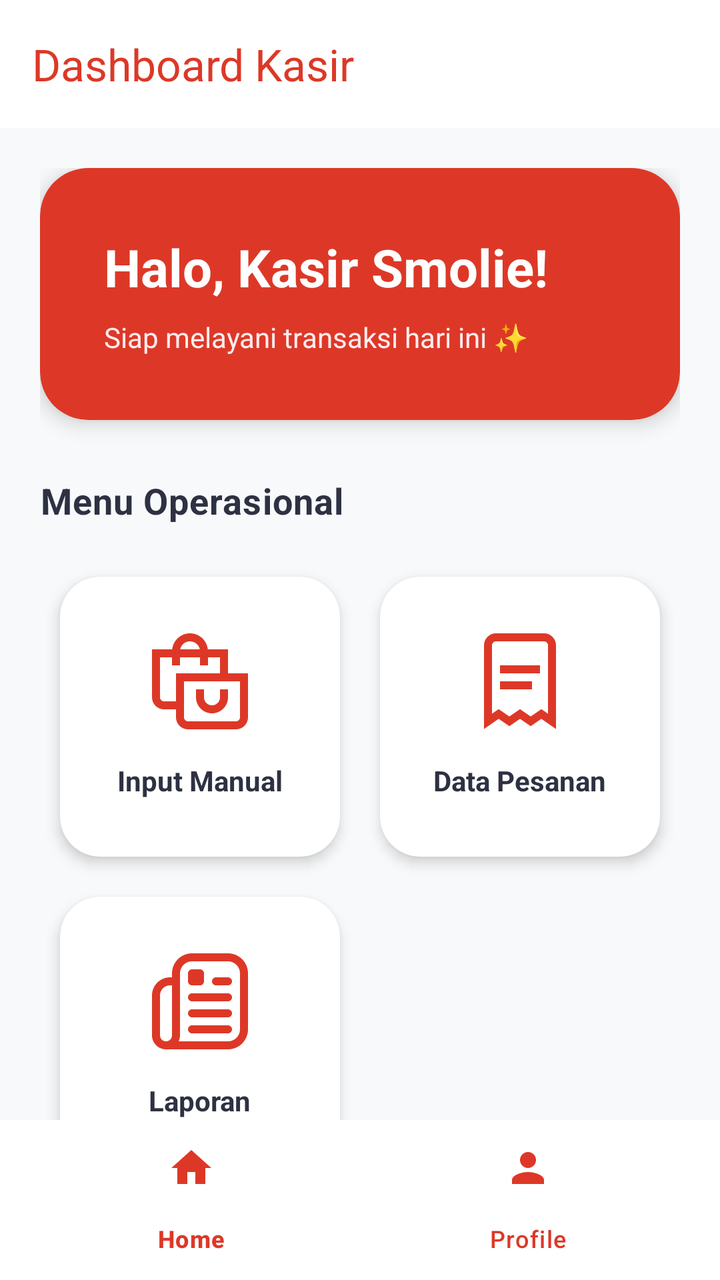
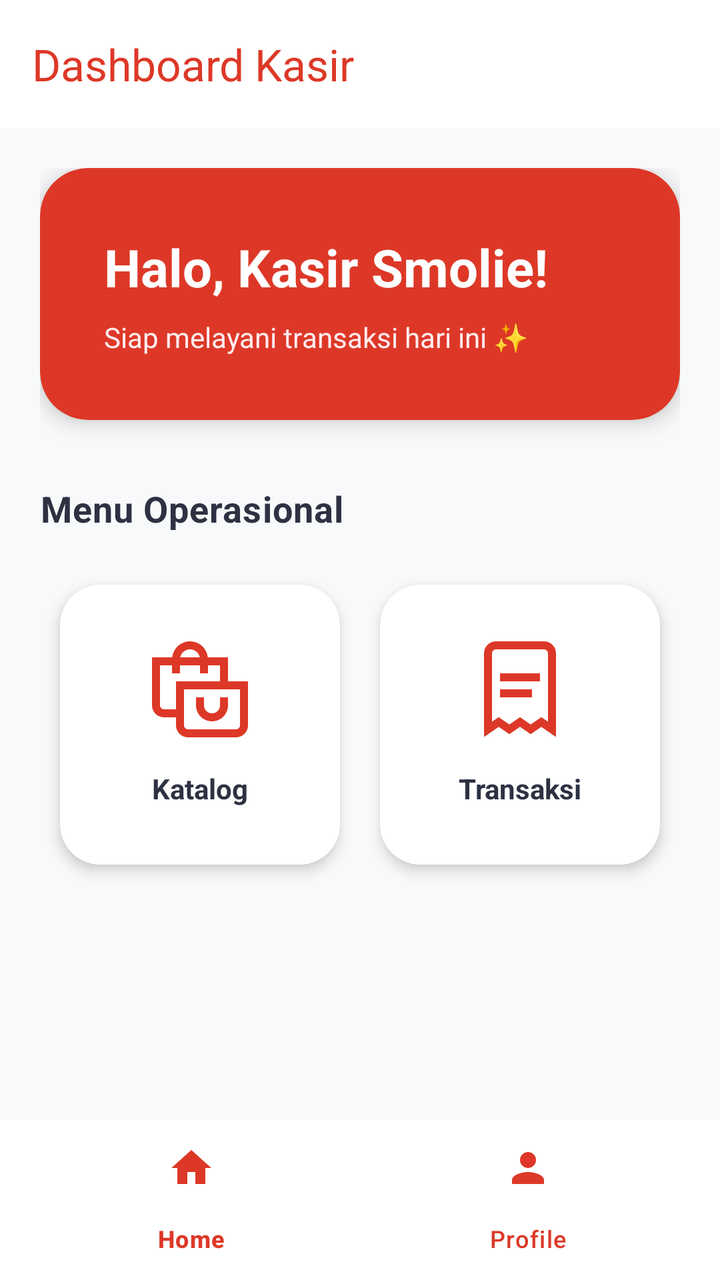

Compare the two renders of this Android layout. The source of the first and the diff that turns it into the second are given below.
<!-- AndroidManifest.xml: application theme Theme.SmolieGiftMobile -->
<!-- res/layout/activity_kasir_dashboard.xml -->
<?xml version="1.0" encoding="utf-8"?>
<androidx.constraintlayout.widget.ConstraintLayout xmlns:android="http://schemas.android.com/apk/res/android"
    xmlns:app="http://schemas.android.com/apk/res-auto"
    android:layout_width="match_parent"
    android:layout_height="match_parent"
    android:background="#F8F9FA">

    <androidx.appcompat.widget.Toolbar
        android:id="@+id/toolbarKasir"
        android:layout_width="match_parent"
        android:layout_height="?attr/actionBarSize"
        android:background="#FFFFFF"
        android:elevation="4dp"
        app:title="Dashboard Kasir"
        app:titleTextColor="#DD3827"
        app:layout_constraintTop_toTopOf="parent" />

    <FrameLayout
        android:id="@+id/contentFrameKasir"
        android:layout_width="match_parent"
        android:layout_height="0dp"
        app:layout_constraintTop_toBottomOf="@id/toolbarKasir"
        app:layout_constraintBottom_toTopOf="@id/bottomNavKasir">

        
        <ScrollView
            android:id="@+id/layoutHomeKasir"
            android:layout_width="match_parent"
            android:layout_height="match_parent"
            android:visibility="visible"
            android:scrollbars="none">

            <LinearLayout
                android:layout_width="match_parent"
                android:layout_height="wrap_content"
                android:orientation="vertical"
                android:padding="20dp">

                
                <com.google.android.material.card.MaterialCardView
                    android:layout_width="match_parent"
                    android:layout_height="wrap_content"
                    app:cardBackgroundColor="#DD3827"
                    app:cardCornerRadius="24dp"
                    app:cardElevation="6dp"
                    app:strokeWidth="0dp"
                    android:layout_marginBottom="28dp">
                    <LinearLayout
                        android:layout_width="match_parent"
                        android:layout_height="wrap_content"
                        android:orientation="vertical"
                        android:padding="32dp">
                        <TextView
                            android:layout_width="wrap_content"
                            android:layout_height="wrap_content"
                            android:text="Halo, Kasir Smolie!"
                            android:textColor="#FFFFFF"
                            android:textSize="26sp"
                            android:textStyle="bold"/>
                        <TextView
                            android:layout_width="wrap_content"
                            android:layout_height="wrap_content"
                            android:text="Siap melayani transaksi hari ini ✨"
                            android:textColor="#FFEBEE"
                            android:textSize="14sp"
                            android:layout_marginTop="8dp"/>
                    </LinearLayout>
                </com.google.android.material.card.MaterialCardView>

                <TextView
                    android:layout_width="wrap_content"
                    android:layout_height="wrap_content"
                    android:text="Menu Operasional"
                    android:textColor="#2D3142"
                    android:textStyle="bold"
                    android:textSize="18sp"
                    android:layout_marginBottom="16dp"
                    android:letterSpacing="0.02"/>

                <GridLayout
                    android:layout_width="match_parent"
                    android:layout_height="wrap_content"
                    android:columnCount="2"
                    android:alignmentMode="alignMargins"
                    android:columnOrderPreserved="false">

                    
                    <com.google.android.material.card.MaterialCardView
                        android:id="@+id/cvInputManual"
                        android:layout_width="0dp"
                        android:layout_height="wrap_content"
                        android:layout_columnWeight="1"
                        android:layout_margin="10dp"
                        app:cardCornerRadius="20dp"
                        app:cardElevation="4dp"
                        app:strokeWidth="0dp"
                        app:cardBackgroundColor="#FFFFFF">
                        <LinearLayout
                            android:layout_width="match_parent"
                            android:layout_height="140dp"
                            android:orientation="vertical"
                            android:gravity="center"
                            android:padding="16dp">
                            <ImageView
                                android:layout_width="48dp"
                                android:layout_height="48dp"
                                android:src="@drawable/bags_shopping"
                                app:tint="#DD3827"/>
                            <TextView android:layout_width="wrap_content" android:layout_height="wrap_content" android:text="Input Manual" android:textStyle="bold" android:textColor="#2D3142" android:layout_marginTop="16dp"/>
                        </LinearLayout>
                    </com.google.android.material.card.MaterialCardView>

                    
                    <com.google.android.material.card.MaterialCardView
                        android:id="@+id/cvDataTransaksi"
                        android:layout_width="0dp"
                        android:layout_height="wrap_content"
                        android:layout_columnWeight="1"
                        android:layout_margin="10dp"
                        app:cardCornerRadius="20dp"
                        app:cardElevation="4dp"
                        app:strokeWidth="0dp"
                        app:cardBackgroundColor="#FFFFFF">
                        <LinearLayout
                            android:layout_width="match_parent"
                            android:layout_height="140dp"
                            android:orientation="vertical"
                            android:gravity="center"
                            android:padding="16dp">
                            <ImageView
                                android:layout_width="48dp"
                                android:layout_height="48dp"
                                android:src="@drawable/receipt"
                                app:tint="#DD3827"/>
                            <TextView android:layout_width="wrap_content" android:layout_height="wrap_content" android:text="Data Pesanan" android:textStyle="bold" android:textColor="#2D3142" android:layout_marginTop="16dp"/>
                        </LinearLayout>
                    </com.google.android.material.card.MaterialCardView>

                    
                    <com.google.android.material.card.MaterialCardView
                        android:id="@+id/cvLaporanSelesai"
                        android:layout_width="0dp"
                        android:layout_height="wrap_content"
                        android:layout_columnWeight="1"
                        android:layout_margin="10dp"
                        app:cardCornerRadius="20dp"
                        app:cardElevation="4dp"
                        app:strokeWidth="0dp"
                        app:cardBackgroundColor="#FFFFFF">
                        <LinearLayout
                            android:layout_width="match_parent"
                            android:layout_height="140dp"
                            android:orientation="vertical"
                            android:gravity="center"
                            android:padding="16dp">
                            <ImageView
                                android:layout_width="48dp"
                                android:layout_height="48dp"
                                android:src="@drawable/newspaper"
                                app:tint="#DD3827"/>
                            <TextView android:layout_width="wrap_content" android:layout_height="wrap_content" android:text="Laporan" android:textStyle="bold" android:textColor="#2D3142" android:layout_marginTop="16dp"/>
                        </LinearLayout>
                    </com.google.android.material.card.MaterialCardView>

                    
                    <com.google.android.material.card.MaterialCardView
                        android:id="@+id/cvMenuProfilKasir"
                        android:layout_width="0dp"
                        android:layout_height="wrap_content"
                        android:layout_columnWeight="1"
                        android:layout_margin="10dp"
                        app:cardCornerRadius="20dp"
                        app:cardElevation="4dp"
                        app:strokeWidth="0dp"
                        app:cardBackgroundColor="#FFFFFF"/>

                </GridLayout>
            </LinearLayout>
        </ScrollView>

        
        <LinearLayout
            android:id="@+id/layoutProfileKasir"
            android:layout_width="match_parent"
            android:layout_height="match_parent"
            android:orientation="vertical"
            android:padding="24dp"
            android:gravity="center_horizontal"
            android:visibility="gone">

            <com.google.android.material.card.MaterialCardView
                android:layout_width="140dp"
                android:layout_height="140dp"
                app:cardCornerRadius="70dp"
                app:cardElevation="8dp"
                app:strokeColor="#DD3827"
                app:strokeWidth="3dp"
                android:layout_marginBottom="24dp"
                app:cardPreventCornerOverlap="false">
                <ImageView
                    android:id="@+id/ivKasirProfile"
                    android:layout_width="match_parent"
                    android:layout_height="match_parent"
                    android:src="@drawable/smolie"
                    android:scaleType="centerCrop"
                    android:contentDescription="Profile Image"/>
            </com.google.android.material.card.MaterialCardView>

            <TextView
                android:id="@+id/tvKasirProfileName"
                android:layout_width="wrap_content"
                android:layout_height="wrap_content"
                android:text="Kasir Smolie"
                android:textSize="26sp"
                android:textStyle="bold"
                android:textColor="#2D3142"/>

            <TextView
                android:id="@+id/tvKasirProfileEmail"
                android:layout_width="wrap_content"
                android:layout_height="wrap_content"
                android:text="kasir@smolie.com"
                android:textSize="16sp"
                android:textColor="#64748B"
                android:layout_marginBottom="32dp"/>

            <com.google.android.material.card.MaterialCardView
                android:layout_width="match_parent"
                android:layout_height="wrap_content"
                app:cardCornerRadius="20dp"
                app:cardElevation="3dp"
                app:strokeWidth="0dp"
                app:cardBackgroundColor="#FFFFFF">
                <LinearLayout
                    android:layout_width="match_parent"
                    android:layout_height="wrap_content"
                    android:orientation="vertical"
                    android:padding="24dp">
                    <TextView
                        android:layout_width="wrap_content"
                        android:layout_height="wrap_content"
                        android:text="Informasi Akun Kasir"
                        android:textStyle="bold"
                        android:textColor="#2D3142"
                        android:textSize="16sp"
                        android:layout_marginBottom="16dp"/>
                    <TextView
                        android:id="@+id/tvKasirProfileUsername"
                        android:layout_width="wrap_content"
                        android:layout_height="wrap_content"
                        android:text="Username: -"
                        android:textColor="#64748B"
                        android:textSize="14sp"/>
                    <View android:layout_width="match_parent" android:layout_height="1dp" android:background="#F1F5F9" android:layout_marginTop="12dp" android:layout_marginBottom="12dp"/>
                    <TextView
                        android:id="@+id/tvKasirProfilePhone"
                        android:layout_width="wrap_content"
                        android:layout_height="wrap_content"
                        android:text="Telepon: -"
                        android:textColor="#64748B"
                        android:textSize="14sp"/>
                </LinearLayout>
            </com.google.android.material.card.MaterialCardView>
        </LinearLayout>

    </FrameLayout>

    <com.google.android.material.bottomnavigation.BottomNavigationView
        android:id="@+id/bottomNavKasir"
        android:layout_width="match_parent"
        android:layout_height="wrap_content"
        android:background="#FFFFFF"
        app:itemIconTint="#DD3827"
        app:itemTextColor="#DD3827"
        app:menu="@menu/admin_bottom_menu"
        app:layout_constraintBottom_toBottomOf="parent" />

</androidx.constraintlayout.widget.ConstraintLayout>
<!-- resources referenced by this layout -->
<resources>
  <!-- drawable bags_shopping (drawable) -->
  <vector xmlns:android="http://schemas.android.com/apk/res/android"
      android:width="512dp"
      android:height="512dp"
      android:viewportWidth="24"
      android:viewportHeight="24">
    <path
        android:fillColor="#FF000000"
        android:pathData="M19,10L19,4h-5.051c-0.252,-2.244 -2.139,-4 -4.449,-4S5.303,1.756 5.051,4L0,4v12c0,1.654 1.346,3 3,3h3v2c0,1.654 1.346,3 3,3h12c1.654,0 3,-1.346 3,-3L24,10h-5ZM9.5,2c1.207,0 2.217,0.86 2.449,2L7.051,4c0.232,-1.14 1.242,-2 2.449,-2ZM3,17c-0.551,0 -1,-0.448 -1,-1L2,6h3v2h2v-2h5v2h2v-2h3v4L6,10v7L3,17ZM22,21c0,0.552 -0.449,1 -1,1L9,22c-0.551,0 -1,-0.448 -1,-1L8,12h14v9ZM11,16v-2h2v2c0,1.103 0.897,2 2,2s2,-0.897 2,-2v-2h2v2c0,2.206 -1.794,4 -4,4s-4,-1.794 -4,-4Z"/>
  </vector>
  <!-- drawable newspaper (drawable) -->
  <vector xmlns:android="http://schemas.android.com/apk/res/android"
      android:width="24dp"
      android:height="24dp"
      android:viewportWidth="24"
      android:viewportHeight="24">
    <path
        android:fillColor="#FF000000"
        android:pathData="m19,0h-9c-2.757,0 -5,2.243 -5,5v1h-0.5c-2.481,0 -4.5,2.019 -4.5,4.5v10c0,1.929 1.569,3.499 3.499,3.5h15.501c2.757,0 5,-2.243 5,-5L24,5c0,-2.757 -2.243,-5 -5,-5ZM5,20.5c0,0.827 -0.673,1.5 -1.5,1.5s-1.5,-0.673 -1.5,-1.5v-10c0,-1.378 1.122,-2.5 2.5,-2.5h0.5v12.5ZM22,19c0,1.654 -1.346,3 -3,3L6.662,22c0.216,-0.455 0.338,-0.963 0.338,-1.5L7,5c0,-1.654 1.346,-3 3,-3h9c1.654,0 3,1.346 3,3v14ZM20,7c0,0.552 -0.448,1 -1,1h-3c-0.552,0 -1,-0.448 -1,-1s0.448,-1 1,-1h3c0.552,0 1,0.448 1,1ZM20,11c0,0.552 -0.448,1 -1,1h-9c-0.552,0 -1,-0.448 -1,-1s0.448,-1 1,-1h9c0.552,0 1,0.448 1,1ZM20,15c0,0.552 -0.448,1 -1,1h-9c-0.552,0 -1,-0.448 -1,-1s0.448,-1 1,-1h9c0.552,0 1,0.448 1,1ZM20,19c0,0.552 -0.448,1 -1,1h-9c-0.552,0 -1,-0.448 -1,-1s0.448,-1 1,-1h9c0.552,0 1,0.448 1,1ZM9,7v-2c0,-0.552 0.448,-1 1,-1h2c0.552,0 1,0.448 1,1v2c0,0.552 -0.448,1 -1,1h-2c-0.552,0 -1,-0.448 -1,-1Z"/>
  </vector>
  <!-- drawable receipt (drawable) -->
  <vector xmlns:android="http://schemas.android.com/apk/res/android"
      android:width="512dp"
      android:height="512dp"
      android:viewportWidth="24"
      android:viewportHeight="24">
    <path
        android:fillColor="#FF000000"
        android:pathData="M21,23.9l-3.663,-2.511 -2.664,1.825 -2.666,-1.826L9.341,23.212 6.67,21.386 3,23.9V3A3,3 0,0 1,6 0H18a3,3 0,0 1,3 3ZM6.67,18.962l2.67,1.826 2.667,-1.826 2.666,1.826 2.665,-1.827L19,20.1V3a1,1 0,0 0,-1 -1H6A1,1 0,0 0,5 3V20.1Z"/>
    <path
        android:fillColor="#FF000000"
        android:pathData="M7,8h10v2h-10z"/>
    <path
        android:fillColor="#FF000000"
        android:pathData="M7,12h8v2h-8z"/>
  </vector>
  <!-- drawable smolie: jpg bitmap (drawable, 38839 bytes) -->
  <style name="Theme.SmolieGiftMobile" parent="Base.Theme.SmolieGiftMobile" />
  <style name="Base.Theme.SmolieGiftMobile" parent="Theme.Material3.DayNight.NoActionBar">
          
          <item name="colorPrimary">#DD3827</item>
          <item name="colorOnPrimary">#FFFFFF</item>
      </style>
</resources>

<!-- the commit's change to res/layout/activity_kasir_dashboard.xml (unified diff, before → after) -->
@@ -27,14 +27,15 @@
             android:id="@+id/layoutHomeKasir"
             android:layout_width="match_parent"
             android:layout_height="match_parent"
-            android:visibility="visible"
-            android:scrollbars="none">
+            android:scrollbars="none"
+            android:visibility="visible">
 
             <LinearLayout
                 android:layout_width="match_parent"
                 android:layout_height="wrap_content"
                 android:orientation="vertical"
-                android:padding="20dp">
+                android:padding="20dp"
+                android:paddingBottom="40dp">
 
                 
                 <com.google.android.material.card.MaterialCardView
@@ -44,7 +45,7 @@
                     app:cardCornerRadius="24dp"
                     app:cardElevation="6dp"
                     app:strokeWidth="0dp"
-                    android:layout_marginBottom="28dp">
+                    android:layout_marginBottom="32dp">
                     <LinearLayout
                         android:layout_width="match_parent"
                         android:layout_height="wrap_content"
@@ -86,7 +87,7 @@
 
                     
                     <com.google.android.material.card.MaterialCardView
-                        android:id="@+id/cvInputManual"
+                        android:id="@+id/cvMenuKatalog"
                         android:layout_width="0dp"
                         android:layout_height="wrap_content"
                         android:layout_columnWeight="1"
@@ -94,7 +95,10 @@
                         app:cardCornerRadius="20dp"
                         app:cardElevation="4dp"
                         app:strokeWidth="0dp"
-                        app:cardBackgroundColor="#FFFFFF">
+                        app:cardBackgroundColor="#FFFFFF"
+                        android:clickable="true"
+                        android:focusable="true"
+                        android:foreground="?attr/selectableItemBackground">
                         <LinearLayout
                             android:layout_width="match_parent"
                             android:layout_height="140dp"
@@ -106,13 +110,19 @@
                                 android:layout_height="48dp"
                                 android:src="@drawable/bags_shopping"
                                 app:tint="#DD3827"/>
-                            <TextView android:layout_width="wrap_content" android:layout_height="wrap_content" android:text="Input Manual" android:textStyle="bold" android:textColor="#2D3142" android:layout_marginTop="16dp"/>
+                            <TextView
+                                android:layout_width="wrap_content"
+                                android:layout_height="wrap_content"
+                                android:text="Katalog"
+                                android:textStyle="bold"
+                                android:textColor="#2D3142"
+                                android:layout_marginTop="16dp"/>
                         </LinearLayout>
                     </com.google.android.material.card.MaterialCardView>
 
                     
                     <com.google.android.material.card.MaterialCardView
-                        android:id="@+id/cvDataTransaksi"
+                        android:id="@+id/cvMenuTransaksi"
                         android:layout_width="0dp"
                         android:layout_height="wrap_content"
                         android:layout_columnWeight="1"
@@ -120,7 +130,10 @@
                         app:cardCornerRadius="20dp"
                         app:cardElevation="4dp"
                         app:strokeWidth="0dp"
-                        app:cardBackgroundColor="#FFFFFF">
+                        app:cardBackgroundColor="#FFFFFF"
+                        android:clickable="true"
+                        android:focusable="true"
+                        android:foreground="?attr/selectableItemBackground">
                         <LinearLayout
                             android:layout_width="match_parent"
                             android:layout_height="140dp"
@@ -132,47 +145,15 @@
                                 android:layout_height="48dp"
                                 android:src="@drawable/receipt"
                                 app:tint="#DD3827"/>
-                            <TextView android:layout_width="wrap_content" android:layout_height="wrap_content" android:text="Data Pesanan" android:textStyle="bold" android:textColor="#2D3142" android:layout_marginTop="16dp"/>
+                            <TextView
+                                android:layout_width="wrap_content"
+                                android:layout_height="wrap_content"
+                                android:text="Transaksi"
+                                android:textStyle="bold"
+                                android:textColor="#2D3142"
+                                android:layout_marginTop="16dp"/>
                         </LinearLayout>
                     </com.google.android.material.card.MaterialCardView>
-
-                    
-                    <com.google.android.material.card.MaterialCardView
-                        android:id="@+id/cvLaporanSelesai"
-                        android:layout_width="0dp"
-                        android:layout_height="wrap_content"
-                        android:layout_columnWeight="1"
-                        android:layout_margin="10dp"
-                        app:cardCornerRadius="20dp"
-                        app:cardElevation="4dp"
-                        app:strokeWidth="0dp"
-                        app:cardBackgroundColor="#FFFFFF">
-                        <LinearLayout
-                            android:layout_width="match_parent"
-                            android:layout_height="140dp"
-                            android:orientation="vertical"
-                            android:gravity="center"
-                            android:padding="16dp">
-                            <ImageView
-                                android:layout_width="48dp"
-                                android:layout_height="48dp"
-                                android:src="@drawable/newspaper"
-                                app:tint="#DD3827"/>
-                            <TextView android:layout_width="wrap_content" android:layout_height="wrap_content" android:text="Laporan" android:textStyle="bold" android:textColor="#2D3142" android:layout_marginTop="16dp"/>
-                        </LinearLayout>
-                    </com.google.android.material.card.MaterialCardView>
-
-                    
-                    <com.google.android.material.card.MaterialCardView
-                        android:id="@+id/cvMenuProfilKasir"
-                        android:layout_width="0dp"
-                        android:layout_height="wrap_content"
-                        android:layout_columnWeight="1"
-                        android:layout_margin="10dp"
-                        app:cardCornerRadius="20dp"
-                        app:cardElevation="4dp"
-                        app:strokeWidth="0dp"
-                        app:cardBackgroundColor="#FFFFFF"/>
 
                 </GridLayout>
             </LinearLayout>
@@ -210,7 +191,7 @@
                 android:id="@+id/tvKasirProfileName"
                 android:layout_width="wrap_content"
                 android:layout_height="wrap_content"
-                android:text="Kasir Smolie"
+                android:text="Nama Kasir"
                 android:textSize="26sp"
                 android:textStyle="bold"
                 android:textColor="#2D3142"/>
@@ -242,7 +223,7 @@
                         android:text="Informasi Akun Kasir"
                         android:textStyle="bold"
                         android:textColor="#2D3142"
-                        android:textSize="16sp"
+                        android:textSize="18sp"
                         android:layout_marginBottom="16dp"/>
                     <TextView
                         android:id="@+id/tvKasirProfileUsername"
@@ -262,7 +243,6 @@
                 </LinearLayout>
             </com.google.android.material.card.MaterialCardView>
         </LinearLayout>
-
     </FrameLayout>
 
     <com.google.android.material.bottomnavigation.BottomNavigationView
<!-- resource entries referenced after the edit -->
@@ -9,16 +9,6 @@
     <path
         android:fillColor="#FF000000"
         android:pathData="M19,10L19,4h-5.051c-0.252,-2.244 -2.139,-4 -4.449,-4S5.303,1.756 5.051,4L0,4v12c0,1.654 1.346,3 3,3h3v2c0,1.654 1.346,3 3,3h12c1.654,0 3,-1.346 3,-3L24,10h-5ZM9.5,2c1.207,0 2.217,0.86 2.449,2L7.051,4c0.232,-1.14 1.242,-2 2.449,-2ZM3,17c-0.551,0 -1,-0.448 -1,-1L2,6h3v2h2v-2h5v2h2v-2h3v4L6,10v7L3,17ZM22,21c0,0.552 -0.449,1 -1,1L9,22c-0.551,0 -1,-0.448 -1,-1L8,12h14v9ZM11,16v-2h2v2c0,1.103 0.897,2 2,2s2,-0.897 2,-2v-2h2v2c0,2.206 -1.794,4 -4,4s-4,-1.794 -4,-4Z"/>
-  </vector>
-  <!-- drawable newspaper (drawable) -->
-  <vector xmlns:android="http://schemas.android.com/apk/res/android"
-      android:width="24dp"
-      android:height="24dp"
-      android:viewportWidth="24"
-      android:viewportHeight="24">
-    <path
-        android:fillColor="#FF000000"
-        android:pathData="m19,0h-9c-2.757,0 -5,2.243 -5,5v1h-0.5c-2.481,0 -4.5,2.019 -4.5,4.5v10c0,1.929 1.569,3.499 3.499,3.5h15.501c2.757,0 5,-2.243 5,-5L24,5c0,-2.757 -2.243,-5 -5,-5ZM5,20.5c0,0.827 -0.673,1.5 -1.5,1.5s-1.5,-0.673 -1.5,-1.5v-10c0,-1.378 1.122,-2.5 2.5,-2.5h0.5v12.5ZM22,19c0,1.654 -1.346,3 -3,3L6.662,22c0.216,-0.455 0.338,-0.963 0.338,-1.5L7,5c0,-1.654 1.346,-3 3,-3h9c1.654,0 3,1.346 3,3v14ZM20,7c0,0.552 -0.448,1 -1,1h-3c-0.552,0 -1,-0.448 -1,-1s0.448,-1 1,-1h3c0.552,0 1,0.448 1,1ZM20,11c0,0.552 -0.448,1 -1,1h-9c-0.552,0 -1,-0.448 -1,-1s0.448,-1 1,-1h9c0.552,0 1,0.448 1,1ZM20,15c0,0.552 -0.448,1 -1,1h-9c-0.552,0 -1,-0.448 -1,-1s0.448,-1 1,-1h9c0.552,0 1,0.448 1,1ZM20,19c0,0.552 -0.448,1 -1,1h-9c-0.552,0 -1,-0.448 -1,-1s0.448,-1 1,-1h9c0.552,0 1,0.448 1,1ZM9,7v-2c0,-0.552 0.448,-1 1,-1h2c0.552,0 1,0.448 1,1v2c0,0.552 -0.448,1 -1,1h-2c-0.552,0 -1,-0.448 -1,-1Z"/>
   </vector>
   <!-- drawable receipt (drawable) -->
   <vector xmlns:android="http://schemas.android.com/apk/res/android"
